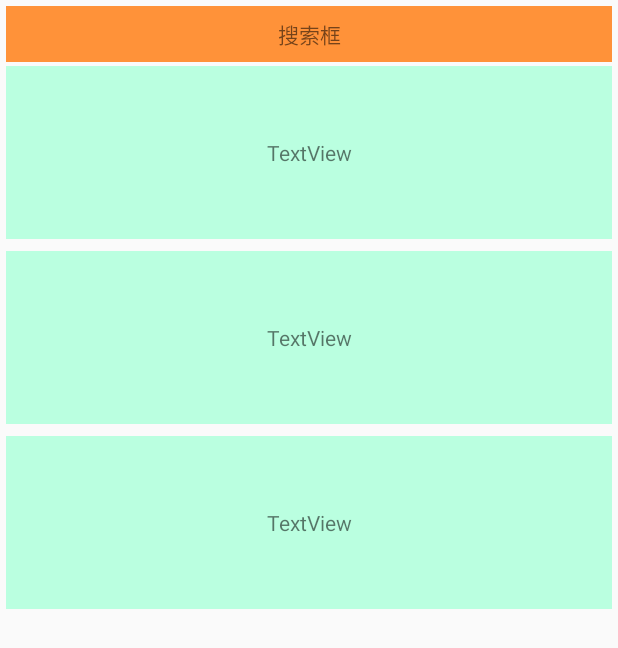
After one commit to dyguests/K6Demo, an Android app: the layout fragment_search.xml on its own in the app's theme, with its tools: preview values and no code run, on a phone screen of 412 x 824 dp. The commit adds this screen. Shown: the top 648 px of the screen. Run offline under Robolectric (Android 15) with nearby library versions, the phone set to English and light mode, and no system bars.

Commit message:
6.0 search

```diff
--- a/app/src/main/java/com/fanhl/k6demo/MainActivity.kt
+++ b/app/src/main/java/com/fanhl/k6demo/MainActivity.kt
@@ -141,10 +141,15 @@ class MainActivity : AppCompatActivity() {
      * A placeholder fragment containing a simple view.
      */
     class PlaceholderFragment : Fragment() {
+        val sectionNumber by lazy { arguments.getInt(ARG_SECTION_NUMBER) }
 
         override fun onCreateView(inflater: LayoutInflater, container: ViewGroup?,
                                   savedInstanceState: Bundle?): View? {
-            val rootView = inflater.inflate(R.layout.fragment_main, container, false)
+            val rootView = if (sectionNumber == 1) {
+                inflater.inflate(R.layout.fragment_main, container, false)
+            } else {
+                inflater.inflate(R.layout.fragment_search, container, false)
+            }
             return rootView
         }
 
--- a/app/src/main/res/layout/fragment_main.xml
+++ b/app/src/main/res/layout/fragment_main.xml
@@ -8,10 +8,6 @@
     android:fillViewport="true"
     tools:context="com.fanhl.k6demo.MainActivity$PlaceholderFragment">
 
-    <android.support.design.widget.CoordinatorLayout
-        android:layout_width="match_parent"
-        android:layout_height="wrap_content">
-
     <android.support.v7.widget.RecyclerView
         android:id="@+id/recycler_view"
         android:layout_width="match_parent"
@@ -19,18 +15,6 @@
         android:clipToPadding="false"
         android:orientation="vertical"
         android:paddingBottom="72dp"
-            android:paddingTop="40dp"
         app:layoutManager="@string/linear_layout_manager"
         tools:listitem="@layout/item_view"/>
-
-        <TextView
-            android:id="@+id/textView"
-            android:layout_width="match_parent"
-            android:layout_height="wrap_content"
-            android:layout_margin="4dp"
-            android:background="#ff9239"
-            android:gravity="center"
-            android:padding="8dp"
-            android:text="搜索框"/>
-    </android.support.design.widget.CoordinatorLayout>
 </android.support.v4.widget.SwipeRefreshLayout>
--- /dev/null
+++ b/app/src/main/res/layout/fragment_search.xml
@@ -0,0 +1,36 @@
+<android.support.v4.widget.SwipeRefreshLayout
+    xmlns:android="http://schemas.android.com/apk/res/android"
+    xmlns:app="http://schemas.android.com/apk/res-auto"
+    xmlns:tools="http://schemas.android.com/tools"
+    android:id="@+id/swipe_refresh_layout"
+    android:layout_width="match_parent"
+    android:layout_height="match_parent"
+    android:fillViewport="true"
+    tools:context="com.fanhl.k6demo.MainActivity$PlaceholderFragment">
+
+    <android.support.design.widget.CoordinatorLayout
+        android:layout_width="match_parent"
+        android:layout_height="wrap_content">
+
+        <android.support.v7.widget.RecyclerView
+            android:id="@+id/recycler_view"
+            android:layout_width="match_parent"
+            android:layout_height="wrap_content"
+            android:clipToPadding="false"
+            android:orientation="vertical"
+            android:paddingBottom="72dp"
+            android:paddingTop="40dp"
+            app:layoutManager="@string/linear_layout_manager"
+            tools:listitem="@layout/item_view"/>
+
+        <TextView
+            android:id="@+id/textView"
+            android:layout_width="match_parent"
+            android:layout_height="wrap_content"
+            android:layout_margin="4dp"
+            android:background="#ff9239"
+            android:gravity="center"
+            android:padding="8dp"
+            android:text="搜索框"/>
+    </android.support.design.widget.CoordinatorLayout>
+</android.support.v4.widget.SwipeRefreshLayout>
```
Lines whose indentation alone changed are shown as unchanged.
